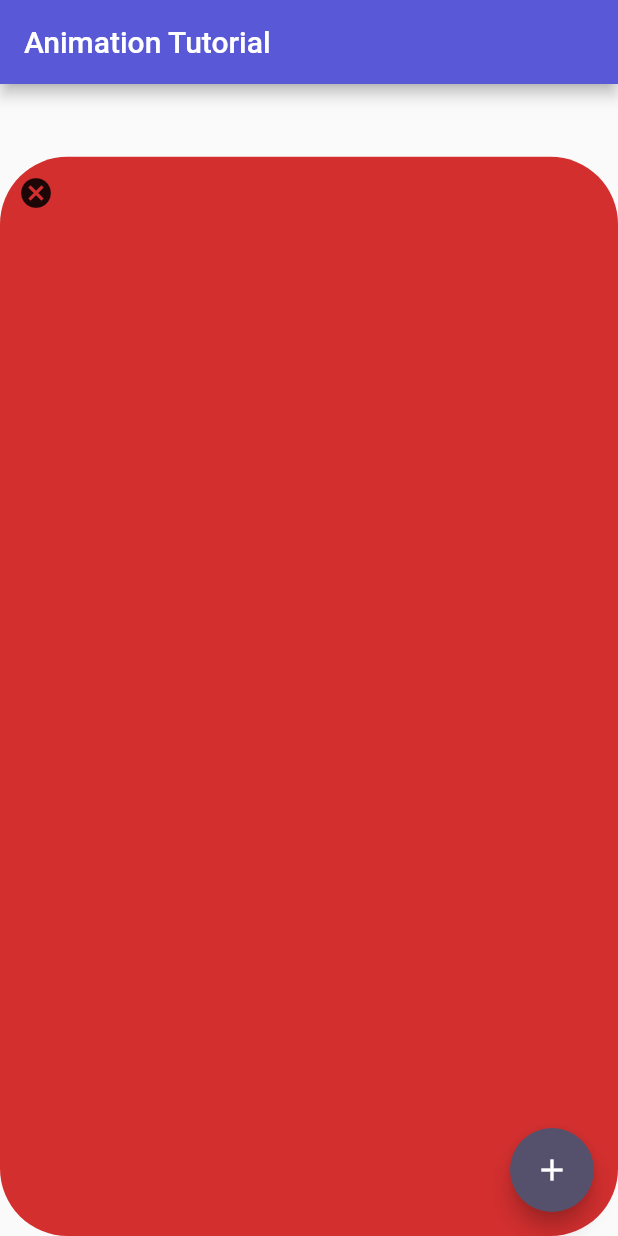
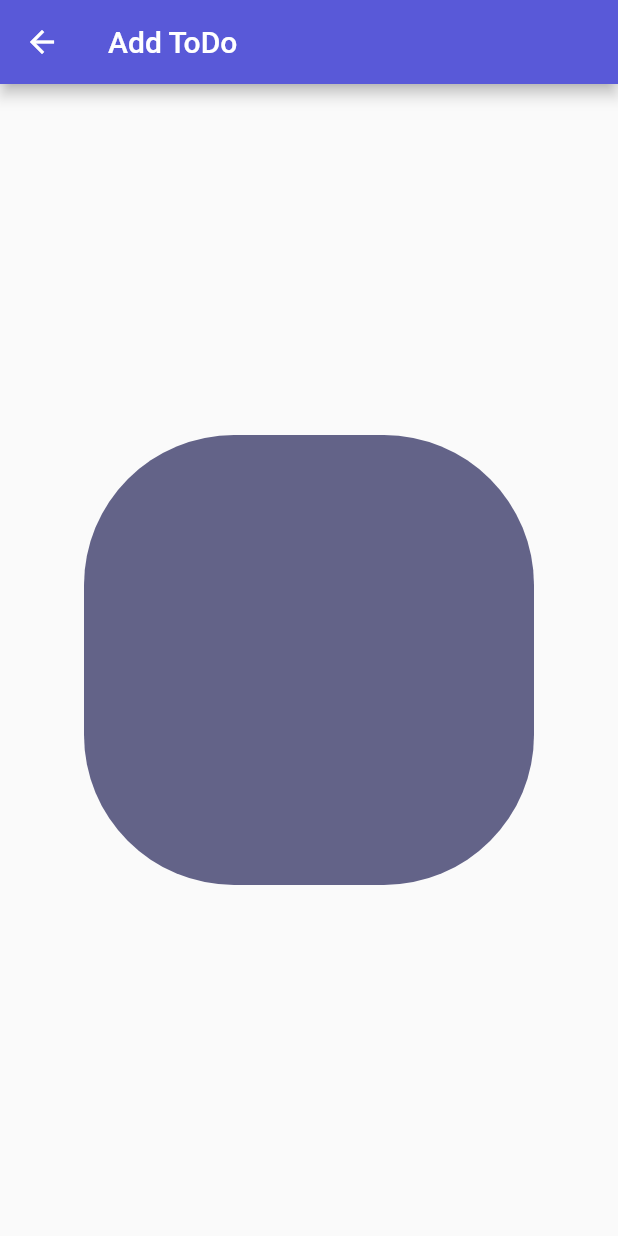
Before and after one commit to swarup260/todo-tracker-app, a Flutter app: the screen it shows after launch, after a tap on the "add" icon, on a phone screen of 412 x 824 dp. Run offline on Flutter 3.47's test engine with Material 2 defaults, Android fonts, the phone set to English and light mode, and no system bars.

Commit message:
initial animation

```diff
--- a/lib/widgets/animation.dart
+++ b/lib/widgets/animation.dart
@@ -1,5 +1,13 @@
 import 'package:flutter/material.dart';
 import 'package:notes/utils/notes_color.dart';
+/*
+https://www.npmjs.com/package/commander
+https://www.npmjs.com/package/treeify
+https://www.npmjs.com/package/chalk
+https://www.npmjs.com/package/inquirer
+https://github.com/jondot/hygen
+
+ */
 
 // ignore: must_be_immutable
 class AnimationPage extends StatefulWidget {
@@ -14,7 +22,6 @@ class _AnimationPageState extends State<AnimationPage>
     with SingleTickerProviderStateMixin {
   AnimationController controller;
   Animation<double> animation;
-  Animation<double> animationRadius;
 
   @override
   void initState() {
@@ -26,22 +33,6 @@ class _AnimationPageState extends State<AnimationPage>
       ..addListener(() {
         setState(() {});
       });
-    // ..addStatusListener((status) {
-    //   print('$status');
-    //   if (status == AnimationStatus.completed) {
-    //     controller.reverse();
-    //   }
-    //   if (status == AnimationStatus.dismissed) {
-    //     controller.forward();
-    //   }
-    // });
-
-    /* Animation curveAnimation =
-        CurvedAnimation(parent: controller, curve: Curves.bounceIn); */
-
-    animationRadius = Tween<double>(begin: 100, end: 0).animate(controller);
-
-    // controller.forward();
   }
 
   @override
@@ -50,26 +41,37 @@ class _AnimationPageState extends State<AnimationPage>
       appBar: AppBar(
         title: Text(widget.title),
       ),
-      body: Align(
-        alignment: Alignment.bottomRight,
-        child: Container(
-            width: animation.value,
-            height: animation.value,
-            child: Align(
-              alignment: Alignment.topLeft,
-              child: IconButton(
-                icon: Icon(Icons.cancel),
-                onPressed: () => {controller.reverse()},
-              ),
-            ),
-            // color: NotesColor.noteColor,
-            decoration: BoxDecoration(
-              color: NotesColor.noteColor[700],
-              borderRadius: BorderRadius.circular(animationRadius.value),
+      body: Center(
+        child: Hero(
+            tag: 'add-new-todo',
+            child: Container(
+              width: 300,
+              height: 300,
+              color: NotesColor.noteColor[100],
             )),
       ),
       floatingActionButton: FloatingActionButton(
-          child: Icon(Icons.add), onPressed: () => {controller.forward()}),
+          child: Icon(Icons.add), onPressed: () => {_gotoAddToDo(context)}),
     );
   }
+
+  void _gotoAddToDo(BuildContext context) {
+    Navigator.of(context).push(MaterialPageRoute<void>(
+        builder: (BuildContext context) => Scaffold(
+              appBar: AppBar(
+                title: Text('Add ToDo'),
+              ),
+              body: Center(
+                child: Hero(
+                    tag: 'add-new-todo',
+                    child: Container(
+                      width: 300,
+                      height: 300,
+                      decoration: BoxDecoration(
+                          color: NotesColor.noteColor[100],
+                          borderRadius: BorderRadius.circular(100)),
+                    )),
+              ),
+            )));
+  }
 }
```
